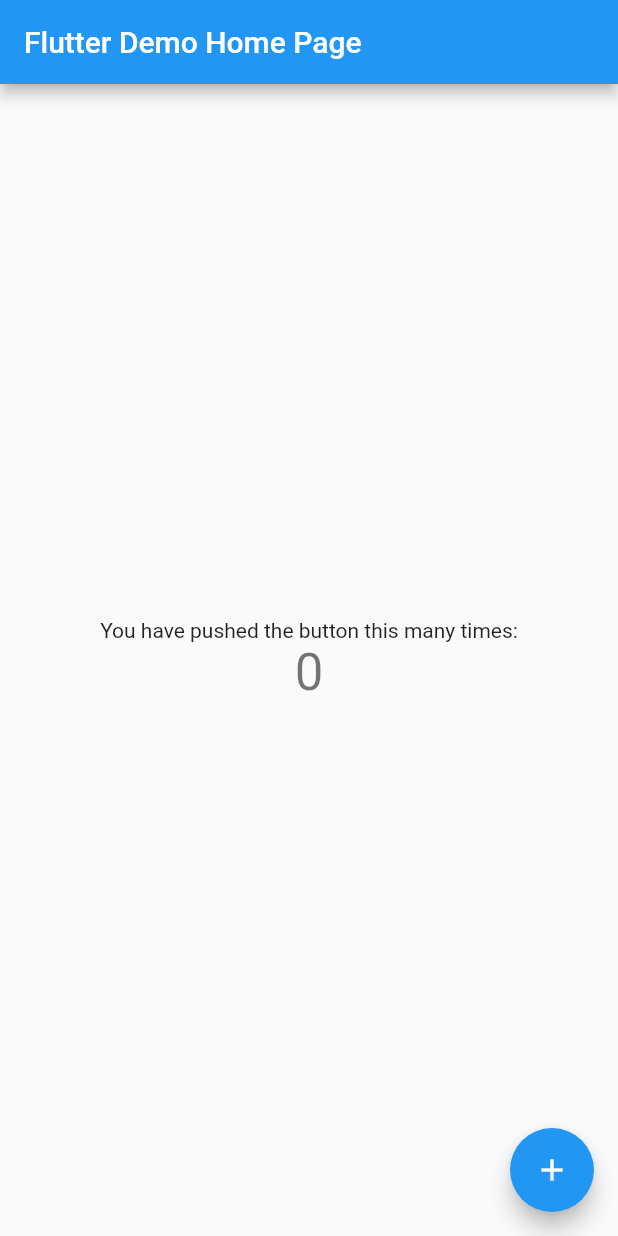
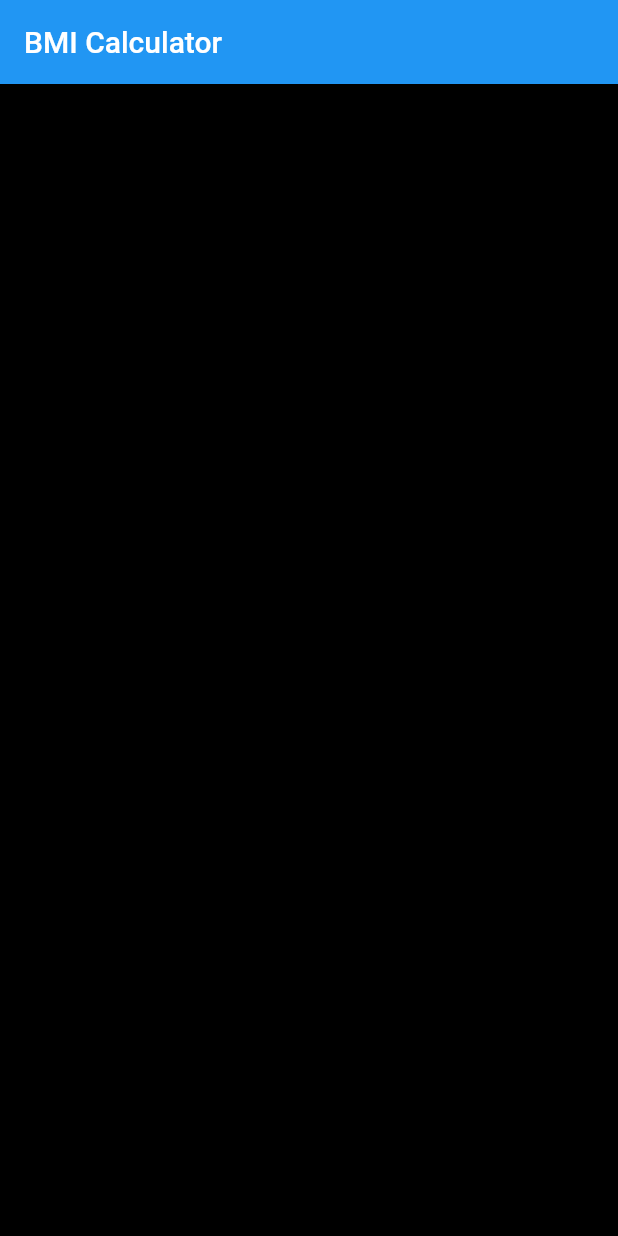
Before and after one commit to Eshan9715/BMI-Calculator, a Flutter app: the screen it shows after launch, on a phone screen of 412 x 824 dp. Run offline on Flutter 3.47's test engine with Material 2 defaults, Android fonts, the phone set to English and light mode, and no system bars.

Commit message:
Adding initial attributes

```diff
--- a/lib/main.dart
+++ b/lib/main.dart
@@ -1,4 +1,6 @@
 import 'package:flutter/material.dart';
+
+import 'main_screen.dart';
 
 void main() {
   runApp(const MyApp());
@@ -11,105 +13,11 @@ class MyApp extends StatelessWidget {
   @override
   Widget build(BuildContext context) {
     return MaterialApp(
-      title: 'Flutter Demo',
-      theme: ThemeData(
-        // This is the theme of your application.
-        //
-        // Try running your application with "flutter run". You'll see the
-        // application has a blue toolbar. Then, without quitting the app, try
-        // changing the primarySwatch below to Colors.green and then invoke
-        // "hot reload" (press "r" in the console where you ran "flutter run",
-        // or simply save your changes to "hot reload" in a Flutter IDE).
-        // Notice that the counter didn't reset back to zero; the application
-        // is not restarted.
-        primarySwatch: Colors.blue,
-      ),
-      home: const MyHomePage(title: 'Flutter Demo Home Page'),
+    debugShowCheckedModeBanner: false,
+    theme : ThemeData(
+    primaryColor: const Color(0xFF000000),
+    scaffoldBackgroundColor: const Color(0xFF000000)),
+        home: const MainScreen()
     );
   }
 }
-
-class MyHomePage extends StatefulWidget {
-  const MyHomePage({Key? key, required this.title}) : super(key: key);
-
-  // This widget is the home page of your application. It is stateful, meaning
-  // that it has a State object (defined below) that contains fields that affect
-  // how it looks.
-
-  // This class is the configuration for the state. It holds the values (in this
-  // case the title) provided by the parent (in this case the App widget) and
-  // used by the build method of the State. Fields in a Widget subclass are
-  // always marked "final".
-
-  final String title;
-
-  @override
-  State<MyHomePage> createState() => _MyHomePageState();
-}
-
-class _MyHomePageState extends State<MyHomePage> {
-  int _counter = 0;
-
-  void _incrementCounter() {
-    setState(() {
-      // This call to setState tells the Flutter framework that something has
-      // changed in this State, which causes it to rerun the build method below
-      // so that the display can reflect the updated values. If we changed
-      // _counter without calling setState(), then the build method would not be
-      // called again, and so nothing would appear to happen.
-      _counter++;
-    });
-  }
-
-  @override
-  Widget build(BuildContext context) {
-    // This method is rerun every time setState is called, for instance as done
-    // by the _incrementCounter method above.
-    //
-    // The Flutter framework has been optimized to make rerunning build methods
-    // fast, so that you can just rebuild anything that needs updating rather
-    // than having to individually change instances of widgets.
-    return Scaffold(
-      appBar: AppBar(
-        // Here we take the value from the MyHomePage object that was created by
-        // the App.build method, and use it to set our appbar title.
-        title: Text(widget.title),
-      ),
-      body: Center(
-        // Center is a layout widget. It takes a single child and positions it
-        // in the middle of the parent.
-        child: Column(
-          // Column is also a layout widget. It takes a list of children and
-          // arranges them vertically. By default, it sizes itself to fit its
-          // children horizontally, and tries to be as tall as its parent.
-          //
-          // Invoke "debug painting" (press "p" in the console, choose the
-          // "Toggle Debug Paint" action from the Flutter Inspector in Android
-          // Studio, or the "Toggle Debug Paint" command in Visual Studio Code)
-          // to see the wireframe for each widget.
-          //
-          // Column has various properties to control how it sizes itself and
-          // how it positions its children. Here we use mainAxisAlignment to
-          // center the children vertically; the main axis here is the vertical
-          // axis because Columns are vertical (the cross axis would be
-          // horizontal).
-          mainAxisAlignment: MainAxisAlignment.center,
-          children: <Widget>[
-            const Text(
-              'You have pushed the button this many times:',
-            ),
-            Text(
-              '$_counter',
-              style: Theme.of(context).textTheme.headline4,
-            ),
-          ],
-        ),
-      ),
-      floatingActionButton: FloatingActionButton(
-        onPressed: _incrementCounter,
-        tooltip: 'Increment',
-        child: const Icon(Icons.add),
-      ), // This trailing comma makes auto-formatting nicer for build methods.
-    );
-  }
-}
--- /dev/null
+++ b/lib/main_screen.dart
@@ -0,0 +1,61 @@
+import 'dart:math';
+
+import 'package:flutter/material.dart';
+
+const activeColor = Color(0xff0073dd);
+const inActiveColor = Color(0xFF212121);
+
+class MainScreen extends StatefulWidget {
+  const MainScreen({Key? key}) : super(key: key);
+
+  @override
+  State<MainScreen> createState() => _MainScreenState();
+}
+
+class _MainScreenState extends State<MainScreen> {
+  Color maleBoxColor = activeColor;
+  Color femaleBoxColor = inActiveColor;
+  int height = 180;
+  int weight = 20;
+  int age = 25;
+  String result = "";
+  String resultDetail = "Result here";
+  double bmi = 0;
+
+  void updateBoxColor(int gender) {
+    if (gender == 1) {
+      if (maleBoxColor == inActiveColor) {
+        maleBoxColor = activeColor;
+        femaleBoxColor = inActiveColor;
+      } else {
+        maleBoxColor = inActiveColor;
+        femaleBoxColor = activeColor;
+      }
+    } else {
+      if (femaleBoxColor == inActiveColor) {
+        femaleBoxColor = activeColor;
+        maleBoxColor = inActiveColor;
+      } else {
+        femaleBoxColor = inActiveColor;
+        maleBoxColor = activeColor;
+      }
+    }
+  }
+
+  String calculateBmi(int weight, int height) {
+    double bmi = weight / pow(height / 100, 2);
+    return bmi.toStringAsFixed(1);
+  }
+
+  @override
+  Widget build(BuildContext context) {
+    return Scaffold(
+      appBar: AppBar(
+        title: const Text("BMI Calculator"),
+      ),
+      body: Column(
+        children: [],
+      ),
+    );
+  }
+}
```
